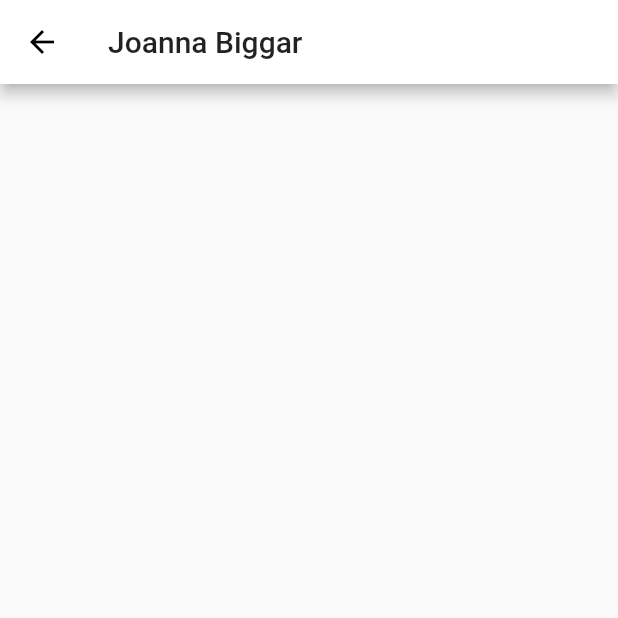
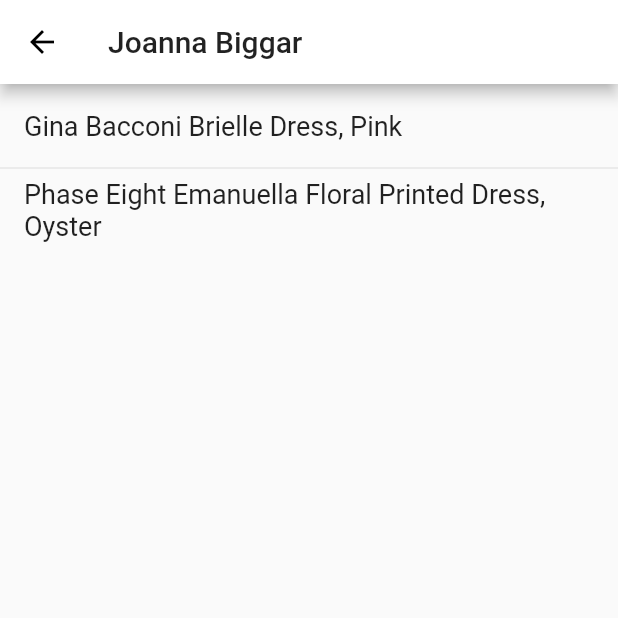
Before and after one commit to wickedwukong/clienttelling, a Flutter app: the screen it shows after launch, after a tap on an icon or button, on a phone screen of 412 x 824 dp, the top half of it. Run offline on Flutter 3.47's test engine with Material 2 defaults, Android fonts, the phone set to English and light mode, and no system bars.

Commit message:
dispaly recommendations

```diff
--- a/lib/main.dart
+++ b/lib/main.dart
@@ -16,14 +16,19 @@ class MyApp extends StatelessWidget {
   }
 }
 
+class Recommendation {
+  String title;
+
+  Recommendation(this.title);
+
+}
+
 class Customer {
   String firstName;
   String lastName;
+  List<Recommendation> recs = new List<Recommendation>();
 
-  Customer(String firstName, String lastName) {
-    this.firstName = firstName;
-    this.lastName = lastName;
-  }
+  Customer(this.firstName, this.lastName, this.recs);
 
   String fullName() {
     return firstName + " " + lastName;
@@ -32,14 +37,14 @@ class Customer {
 
 class RandomWordsState extends State<RandomWords> {
   final _customers = <Customer>[
-    Customer("Joanna", "Biggar"),
-    Customer("Esther", "Jackson"),
-    Customer("Daisy", "Woodward"),
-    Customer("Gabrielle", "John"),
-    Customer("Amy", "Ixer"),
-    Customer("Angela", "Worley"),
-    Customer("Rohina", "Adams"),
-    Customer("Lucy", "Tamley")
+    Customer("Joanna", "Biggar", [Recommendation("Gina Bacconi Brielle Dress, Pink"), Recommendation("Phase Eight Emanuella Floral Printed Dress, Oyster")]),
+    Customer("Esther", "Jackson", [Recommendation("Modern Rarity Ruffle Front Dress, Pink")]),
+    Customer("Daisy", "Woodward", new List<Recommendation>()),
+    Customer("Gabrielle", "John", new List<Recommendation>()),
+    Customer("Amy", "Ixer", new List<Recommendation>()),
+    Customer("Angela", "Worley", new List<Recommendation>()),
+    Customer("Rohina", "Adams", new List<Recommendation>()),
+    Customer("Lucy", "Tamley", new List<Recommendation>())
   ];
   final _saved = new Set<Customer>();
   final _biggerFont = const TextStyle(fontSize: 18.0);
@@ -57,31 +62,26 @@ class RandomWordsState extends State<RandomWords> {
           else
             return _buildRow(_customers.last);
         },
-        itemCount: _customers.length * 2
-    );
+        itemCount: _customers.length * 2);
   }
 
   Widget _buildRow(Customer customer) {
-    final bool alreadySaved = _saved.contains(customer);
     return ListTile(
       title: Text(
         customer.fullName(),
         style: _biggerFont,
       ),
-      trailing: new Icon(
-        // Add the lines from here...
-        alreadySaved ? Icons.arrow_forward : Icons.arrow_forward,
-        color: alreadySaved ? Colors.red : null,
-      ),
+      trailing: new Icon(Icons.arrow_forward),
       onTap: () {
         Navigator.of(context).push(
           new MaterialPageRoute<void>(
             builder: (BuildContext context) {
-              final Iterable<ListTile> tiles = _saved.map(
-                    (Customer customer) {
+
+              final Iterable<ListTile> tiles = customer.recs.map(
+                    (Recommendation rec) {
                   return new ListTile(
                     title: new Text(
-                      customer.fullName(),
+                      rec.title,
                       style: _biggerFont,
                     ),
                   );
@@ -141,7 +141,6 @@ class RandomWordsState extends State<RandomWords> {
   Widget build(BuildContext context) {
     return Scaffold(
       appBar: AppBar(
-
         title: Row(
           mainAxisAlignment: MainAxisAlignment.center,
           children: [
@@ -151,9 +150,9 @@ class RandomWordsState extends State<RandomWords> {
               height: 32,
             ),
             Container(
-                padding: const EdgeInsets.all(8.0), child: Text('Welcome, Tom Monetto'))
+                padding: const EdgeInsets.all(8.0),
+                child: Text('Welcome, Tom Monetto'))
           ],
-
         ),
         actions: <Widget>[
           new IconButton(icon: const Icon(Icons.list), onPressed: _pushSaved),
```
